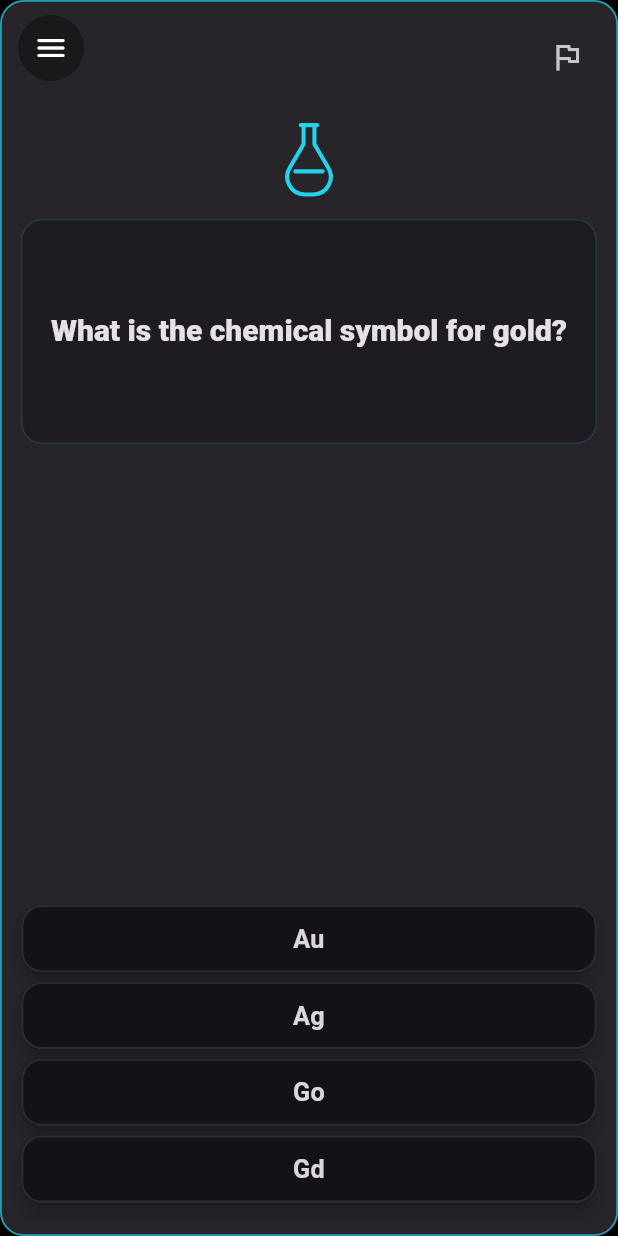
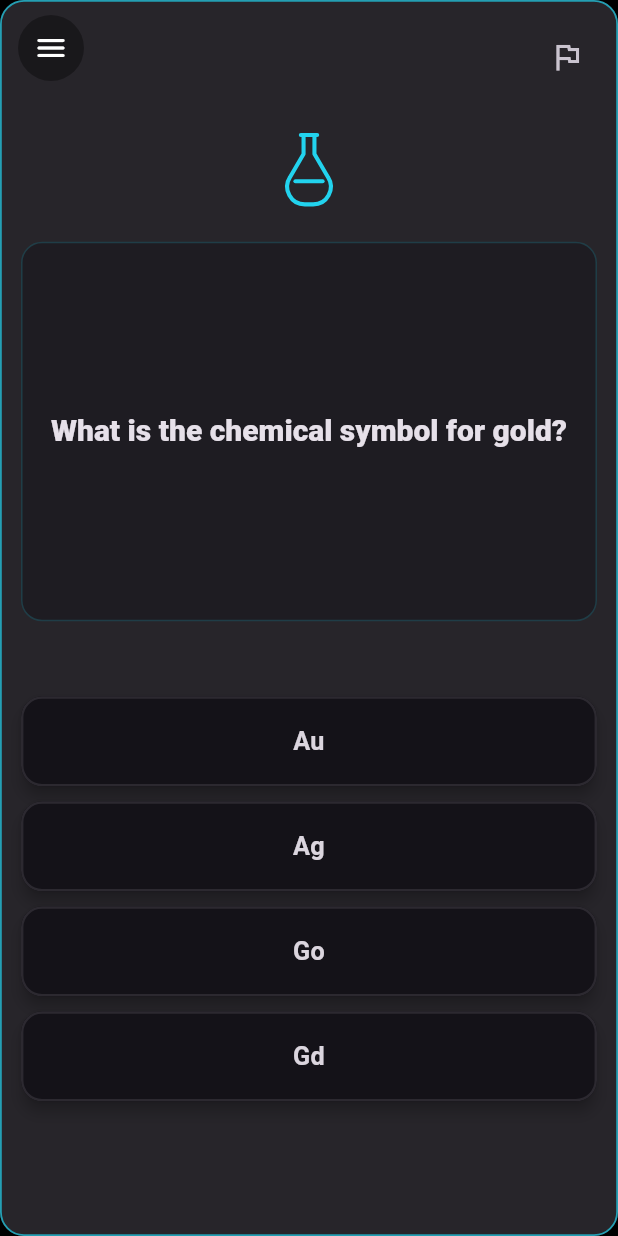
Before and after one commit to degenzart/brainflow_v2, a Flutter app: the screen it shows after launch, on a phone screen of 412 x 824 dp. Run offline on Flutter 3.47's test engine with Material 3 defaults, Android fonts, the light colour scheme and no system bars; our stand-ins replace flutter_svg, shared_preferences.

Commit message:
safepoint: stable app + worker before protection fix

```diff
--- a/lib/main.dart
+++ b/lib/main.dart
@@ -1802,33 +1802,67 @@ class _FlowCard extends StatelessWidget {
   final String? selectedAnswer;
   final bool isCorrectlyAnswered;
 
+  // Fixed layout metrics for the Flow card
+  static const double _iconZoneBaseHeight = 72.0;
+  static const double _questionZoneBaseHeight = 230.0;
+  static const double _answersZoneBaseHeight = 280.0;
+
+  // Answer button metrics
+  static const double _answerButtonHeight = 60.0;
+  static const double _answerButtonSpacing = 10.0;
+
   @override
   Widget build(BuildContext context) {
     final theme = Theme.of(context);
     final cs = theme.colorScheme;
 
-    // meta variable removed
+    // Fixed-slot layout inside the card to avoid jumps:
+    // 1) Icon zone, 2) Question box, 3) Answers box.
+    return LayoutBuilder(
+      builder: (context, constraints) {
+        final totalHeight = constraints.maxHeight;
+
+        // Basisslots (leicht skalierbar auf sehr kleinen/großen Screens)
+        const double baseIconZoneHeight = _iconZoneBaseHeight;
+        const double baseQuestionZoneHeight = _questionZoneBaseHeight;
+        const double baseAnswersZoneHeight = _answersZoneBaseHeight;
+
+        final double baseTotal =
+            baseIconZoneHeight + baseQuestionZoneHeight + baseAnswersZoneHeight;
+        final double scaleFactor =
+            totalHeight > 0 ? (totalHeight / baseTotal).clamp(0.85, 1.1) : 1.0;
+
+        final double iconZoneHeight = baseIconZoneHeight * scaleFactor;
+        final double questionZoneHeight = baseQuestionZoneHeight * scaleFactor;
+        final double answersZoneHeight = baseAnswersZoneHeight * scaleFactor;
 
         return Column(
           crossAxisAlignment: CrossAxisAlignment.stretch,
           children: [
-        const SizedBox(height: 4),
-        Center(
+            // Zone 1: Category icon at the top, fixed-ish height
+            SizedBox(
+              height: iconZoneHeight,
+              child: Center(
                 child: SizedBox(
                   height: 58,
                   width: 58,
                   child: SvgPicture.asset(
                     style.assetPath,
-              colorFilter: ColorFilter.mode(style.color, BlendMode.srcIn),
-            ),
-          ),
-        ),
-        const SizedBox(height: 10),
-        // Question area with bounded height; non-flex so it doesn't eat all space
-        ConstrainedBox(
-          constraints: const BoxConstraints(maxHeight: 150),
+                    colorFilter: ColorFilter.mode(
+                      style.color,
+                      BlendMode.srcIn,
+                    ),
+                  ),
+                ),
+              ),
+            ),
+            const SizedBox(height: 8),
+            // Zone 2: Question box with fixed height; text auto-fits inside
+            SizedBox(
+              height: questionZoneHeight,
               child: Container(
-            padding: const EdgeInsets.symmetric(horizontal: 14, vertical: 10),
+                padding:
+                    const EdgeInsets.symmetric(horizontal: 14, vertical: 10),
                 decoration: BoxDecoration(
                   color: cs.surface.withValues(alpha: 0.45),
                   borderRadius: BorderRadius.circular(14),
@@ -1841,7 +1875,6 @@ class _FlowCard extends StatelessWidget {
                   child: _AutoFitText(
                     text: card.question,
                     textAlign: TextAlign.center,
-                // Limit max lines / font size so the question doesn't dominate
                     maxLines: 5,
                     minFontSize: 10.0,
                     maxFontSize: 20.0,
@@ -1852,12 +1885,17 @@ class _FlowCard extends StatelessWidget {
                 ),
               ),
             ),
-        // Push answers to the bottom of the card regardless of question height
-        const Spacer(),
-        _AnswerGrid(
+            const SizedBox(height: 12),
+            // Zone 3: Answers box with fixed height; 4 equal-height buttons live inside
+            SizedBox(
+              height: answersZoneHeight,
+              child: Align(
+                alignment: Alignment.bottomCenter,
+                child: _AnswerGrid(
                   answers: card.answers.take(4).toList(growable: false),
                   correctIndex: () {
-            final visibleAnswers = card.answers.take(4).toList(growable: false);
+                    final visibleAnswers =
+                        card.answers.take(4).toList(growable: false);
                     final idx = visibleAnswers.indexOf(card.correctAnswer);
                     return idx >= 0 ? idx : 0;
                   }(),
@@ -1866,8 +1904,14 @@ class _FlowCard extends StatelessWidget {
                   isAnswered: isAnswered,
                   selectedAnswer: selectedAnswer,
                   isCorrectlyAnswered: isCorrectlyAnswered,
-        ),
-      ],
+                  buttonHeight: _answerButtonHeight,
+                  buttonSpacing: _answerButtonSpacing,
+                ),
+              ),
+            ),
+          ],
+        );
+      },
     );
   }
 }
@@ -2002,6 +2046,8 @@ class _AnswerGrid extends StatelessWidget {
     required this.isAnswered,
     required this.selectedAnswer,
     required this.isCorrectlyAnswered,
+    required this.buttonHeight,
+    required this.buttonSpacing,
   });
 
   final List<String> answers;
@@ -2011,6 +2057,8 @@ class _AnswerGrid extends StatelessWidget {
   final bool isAnswered;
   final String? selectedAnswer;
   final bool isCorrectlyAnswered;
+  final double buttonHeight;
+  final double buttonSpacing;
 
   @override
   Widget build(BuildContext context) {
@@ -2064,13 +2112,13 @@ class _AnswerGrid extends StatelessWidget {
         mainAxisSize: MainAxisSize.min, // avoid trying to expand into unbounded height
         crossAxisAlignment: CrossAxisAlignment.stretch,
         children: [
-          button(0, gridContext),
-          const SizedBox(height: 6),
-          button(1, gridContext),
-          const SizedBox(height: 6),
-          button(2, gridContext),
-          const SizedBox(height: 6),
-          button(3, gridContext),
+          SizedBox(height: buttonHeight, child: button(0, gridContext)),
+          SizedBox(height: buttonSpacing),
+          SizedBox(height: buttonHeight, child: button(1, gridContext)),
+          SizedBox(height: buttonSpacing),
+          SizedBox(height: buttonHeight, child: button(2, gridContext)),
+          SizedBox(height: buttonSpacing),
+          SizedBox(height: buttonHeight, child: button(3, gridContext)),
         ],
       ),
     );
@@ -2144,8 +2192,8 @@ class _AnswerButtonState extends State<_AnswerButton> {
                         curve: Curves.easeOutCubic,
                         padding: const EdgeInsets.symmetric(
                           horizontal: 12,
-                          // slightly reduce height (~10% kleiner als vorher)
-                          vertical: 9,
+                          // ~15% höher als zuvor für größere Buttons
+                          vertical: 10.5,
                         ),
                         decoration: BoxDecoration(
                           borderRadius: BorderRadius.circular(14),
@@ -2186,8 +2234,8 @@ class _AnswerButtonState extends State<_AnswerButton> {
                   curve: Curves.easeOutCubic,
                   padding: const EdgeInsets.symmetric(
                     horizontal: 12,
-                    // slightly reduced height (~10% kleiner als vorher)
-                    vertical: 9,
+                    // ~15% höher als zuvor für größere Buttons
+                    vertical: 10.5,
                   ),
                       decoration: BoxDecoration(
                         borderRadius: BorderRadius.circular(14),
```
Also changed, not shown: lib/utils/html_entities.dart (added, +112 -0 lines), 1 other file. Lines whose indentation alone changed are shown as unchanged.
